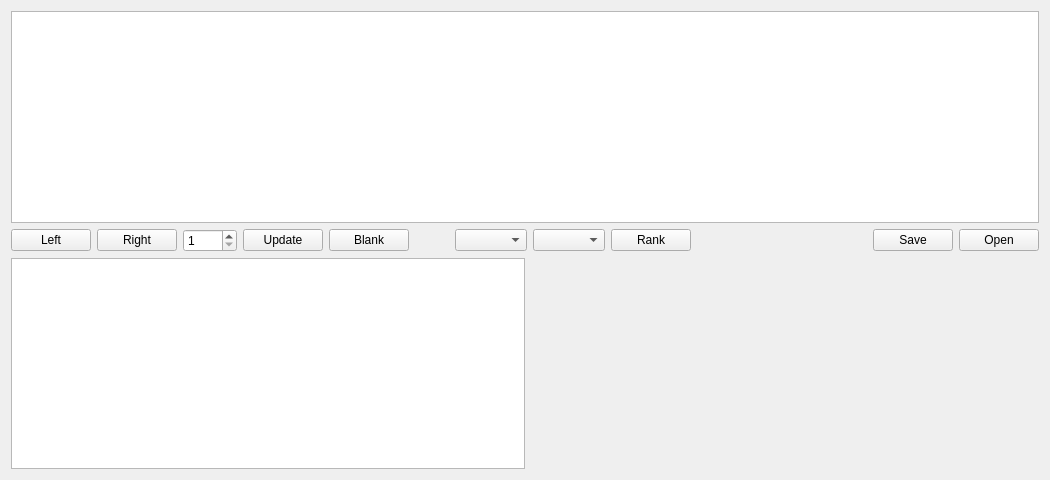
Above: formtable.ui from sirbabyface/GymScore before the change. Below: the same form after it.
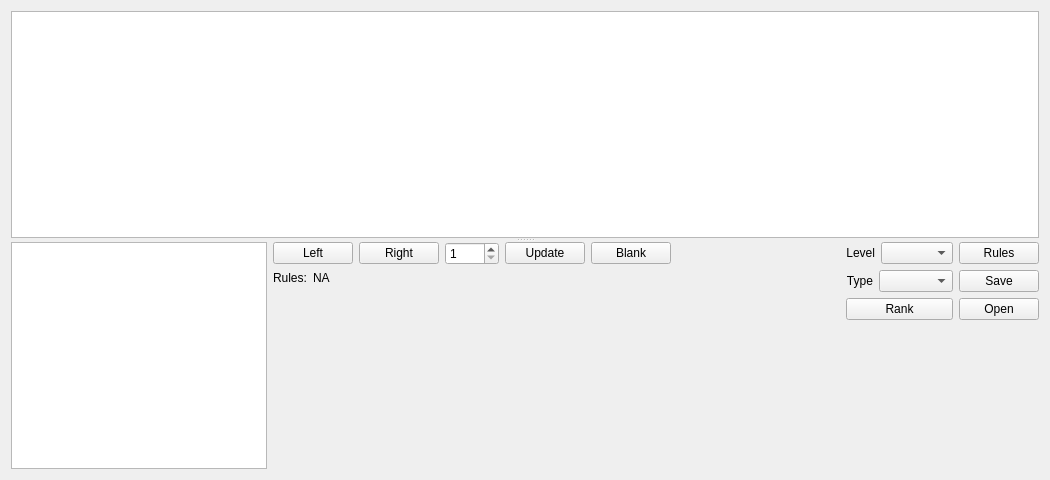
That is the form after the change.

The edit to the form file:
```diff
--- a/formtable.ui
+++ b/formtable.ui
@@ -15,10 +15,39 @@
   </property>
   <layout class="QVBoxLayout" name="verticalLayout">
    <item>
-    <widget class="QTableView" name="tableView"/>
-   </item>
+    <widget class="QSplitter" name="splitter">
+     <property name="orientation">
+      <enum>Qt::Vertical</enum>
+     </property>
+     <property name="childrenCollapsible">
+      <bool>false</bool>
+     </property>
+     <widget class="QTableView" name="tableView">
+      <property name="sizePolicy">
+       <sizepolicy hsizetype="Expanding" vsizetype="Maximum">
+        <horstretch>0</horstretch>
+        <verstretch>0</verstretch>
+       </sizepolicy>
+      </property>
+     </widget>
+     <widget class="QWidget" name="">
+      <layout class="QHBoxLayout" name="horizontalLayout_2" stretch="0,0,0,0">
+       <item>
+        <widget class="QGraphicsView" name="graphicsViewPreview"/>
+       </item>
+       <item>
+        <layout class="QVBoxLayout" name="verticalLayout_4">
+         <property name="rightMargin">
+          <number>0</number>
+         </property>
+         <property name="bottomMargin">
+          <number>0</number>
+         </property>
    <item>
     <layout class="QHBoxLayout" name="horizontalLayout">
+           <property name="rightMargin">
+            <number>0</number>
+           </property>
      <item>
       <widget class="QPushButton" name="buttonLeft">
        <property name="text">
@@ -72,14 +101,64 @@
        </property>
       </widget>
      </item>
+          </layout>
+         </item>
+         <item>
+          <layout class="QHBoxLayout" name="horizontalLayout_4">
+           <property name="topMargin">
+            <number>0</number>
+           </property>
+           <item>
+            <widget class="QLabel" name="label">
+             <property name="sizePolicy">
+              <sizepolicy hsizetype="Preferred" vsizetype="Preferred">
+               <horstretch>0</horstretch>
+               <verstretch>0</verstretch>
+              </sizepolicy>
+             </property>
+             <property name="text">
+              <string>Rules:</string>
+             </property>
+             <property name="scaledContents">
+              <bool>false</bool>
+             </property>
+            </widget>
+           </item>
+           <item>
+            <widget class="QLabel" name="labelRules">
+             <property name="sizePolicy">
+              <sizepolicy hsizetype="Preferred" vsizetype="Preferred">
+               <horstretch>1</horstretch>
+               <verstretch>0</verstretch>
+              </sizepolicy>
+             </property>
+             <property name="text">
+              <string>NA</string>
+             </property>
+            </widget>
+           </item>
+          </layout>
+         </item>
+         <item>
+          <spacer name="verticalSpacer_3">
+           <property name="orientation">
+            <enum>Qt::Vertical</enum>
+           </property>
+           <property name="sizeHint" stdset="0">
+            <size>
+             <width>20</width>
+             <height>40</height>
+            </size>
+           </property>
+          </spacer>
+         </item>
+        </layout>
+       </item>
      <item>
       <spacer name="horizontalSpacer">
        <property name="orientation">
         <enum>Qt::Horizontal</enum>
        </property>
-       <property name="sizeType">
-        <enum>QSizePolicy::Preferred</enum>
-       </property>
        <property name="sizeHint" stdset="0">
         <size>
          <width>40</width>
@@ -89,10 +168,83 @@
       </spacer>
      </item>
      <item>
-      <widget class="QComboBox" name="comboBoxLevel"/>
+        <layout class="QHBoxLayout" name="horizontalLayout_3">
+         <property name="rightMargin">
+          <number>0</number>
+         </property>
+         <item>
+          <layout class="QVBoxLayout" name="verticalLayout_5">
+           <property name="spacing">
+            <number>6</number>
+           </property>
+           <property name="rightMargin">
+            <number>0</number>
+           </property>
+           <item>
+            <layout class="QHBoxLayout" name="horizontalLayout_5">
+             <property name="topMargin">
+              <number>0</number>
+             </property>
+             <item>
+              <widget class="QLabel" name="label_2">
+               <property name="sizePolicy">
+                <sizepolicy hsizetype="Preferred" vsizetype="Preferred">
+                 <horstretch>1</horstretch>
+                 <verstretch>0</verstretch>
+                </sizepolicy>
+               </property>
+               <property name="text">
+                <string>Level</string>
+               </property>
+               <property name="alignment">
+                <set>Qt::AlignRight|Qt::AlignTrailing|Qt::AlignVCenter</set>
+               </property>
+              </widget>
      </item>
      <item>
-      <widget class="QComboBox" name="comboBoxType"/>
+              <widget class="QComboBox" name="comboBoxLevel">
+               <property name="sizePolicy">
+                <sizepolicy hsizetype="Preferred" vsizetype="Fixed">
+                 <horstretch>4</horstretch>
+                 <verstretch>0</verstretch>
+                </sizepolicy>
+               </property>
+              </widget>
+             </item>
+            </layout>
+           </item>
+           <item>
+            <layout class="QHBoxLayout" name="horizontalLayout_6">
+             <property name="topMargin">
+              <number>0</number>
+             </property>
+             <item>
+              <widget class="QLabel" name="label_3">
+               <property name="sizePolicy">
+                <sizepolicy hsizetype="Preferred" vsizetype="Preferred">
+                 <horstretch>1</horstretch>
+                 <verstretch>0</verstretch>
+                </sizepolicy>
+               </property>
+               <property name="text">
+                <string>Type</string>
+               </property>
+               <property name="alignment">
+                <set>Qt::AlignRight|Qt::AlignTrailing|Qt::AlignVCenter</set>
+               </property>
+              </widget>
+             </item>
+             <item>
+              <widget class="QComboBox" name="comboBoxType">
+               <property name="sizePolicy">
+                <sizepolicy hsizetype="Preferred" vsizetype="Fixed">
+                 <horstretch>4</horstretch>
+                 <verstretch>0</verstretch>
+                </sizepolicy>
+               </property>
+              </widget>
+             </item>
+            </layout>
      </item>
      <item>
       <widget class="QPushButton" name="buttonRank">
@@ -102,17 +254,31 @@
       </widget>
      </item>
      <item>
-      <spacer name="horizontalSpacer_2">
+            <spacer name="verticalSpacer_2">
        <property name="orientation">
-        <enum>Qt::Horizontal</enum>
+              <enum>Qt::Vertical</enum>
        </property>
        <property name="sizeHint" stdset="0">
         <size>
-         <width>40</width>
-         <height>20</height>
+               <width>20</width>
+               <height>40</height>
         </size>
        </property>
       </spacer>
+           </item>
+          </layout>
+         </item>
+         <item>
+          <layout class="QVBoxLayout" name="verticalLayout_6">
+           <property name="rightMargin">
+            <number>0</number>
+           </property>
+           <item>
+            <widget class="QPushButton" name="buttonRules">
+             <property name="text">
+              <string>Rules</string>
+             </property>
+            </widget>
      </item>
      <item>
       <widget class="QPushButton" name="buttonSave">
@@ -134,27 +300,26 @@
        </property>
       </widget>
      </item>
-    </layout>
-   </item>
    <item>
-    <layout class="QHBoxLayout" name="horizontalLayout_2">
-     <item>
-      <widget class="QGraphicsView" name="graphicsViewPreview"/>
-     </item>
-     <item>
-      <spacer name="horizontalSpacer_3">
+            <spacer name="verticalSpacer">
        <property name="orientation">
-        <enum>Qt::Horizontal</enum>
+              <enum>Qt::Vertical</enum>
        </property>
        <property name="sizeHint" stdset="0">
         <size>
-         <width>40</width>
-         <height>20</height>
+               <width>20</width>
+               <height>40</height>
         </size>
        </property>
       </spacer>
      </item>
     </layout>
+         </item>
+        </layout>
+       </item>
+      </layout>
+     </widget>
+    </widget>
    </item>
   </layout>
  </widget>
```
Lines whose indentation alone changed are shown as unchanged.
